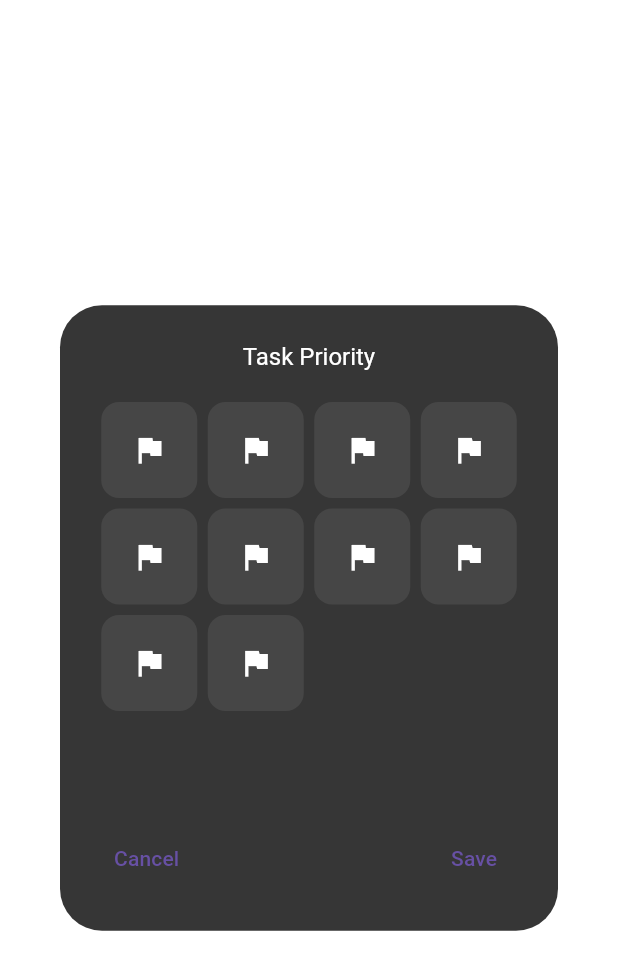
After one commit to helltrilla/todo, a Flutter app: the PriorityTaskCard screen opened directly, on a phone screen of 412 x 824 dp. The commit adds this screen. Shown: the top 970 px of the screen. Run offline on Flutter 3.47's test engine with Material 3 defaults, Android fonts, the phone set to English and light mode, and no system bars; our stand-ins replace calendar_date_picker2, go_router, google_fonts.

Commit message:
пупу

```diff
--- a/lib/core/app_router/app_router.dart
+++ b/lib/core/app_router/app_router.dart
@@ -1,35 +1,3 @@
-// import 'package:go_router/go_router.dart';
-// import 'package:todo/layers/view/screens/home_screen.dart';
-
-// class AppRouter {
-//   static GoRouter get router => GoRouter(
-//     initialLocation: '/home',
-//     routes: [
-//       // можно и без этого было просто GoRoute и все
-//       StatefulShellRoute.indexedStack(
-//         builder: (context, state, navigationShell) {
-//           return navigationShell;
-//         },
-//         branches: [
-//           StatefulShellBranch(
-//             routes: [
-//               GoRoute(
-//                 path: '/home',
-//                 // тут AppRouterNames.home
-//                 name: 'home',
-
-//                 // всегда используй const если возможно
-//                 builder: (context, state) => const HomeScreen(),
-//                 routes: [],
-//               ),
-//             ],
-//           ),
-//         ],
-//       ),
-//     ],
-//   );
-// }
-
 import 'package:go_router/go_router.dart';
 import 'package:todo/core/app_router/app_router_names.dart';
 import 'package:todo/layers/view/screens/home_screen.dart';
@@ -40,6 +8,7 @@ class AppRouter {
     routes: [
       GoRoute(
         path: '/home',
+        name: AppRouterNames.home,
         builder: (context, state) => const HomeScreen(),
       ),
     ],
--- a/lib/core/app_theme/app_colors.dart
+++ b/lib/core/app_theme/app_colors.dart
@@ -5,6 +5,11 @@ import 'package:google_fonts/google_fonts.dart';
 class AppColors {
   // Фоны
   static const Color bg = Color.fromARGB(255, 54, 54, 54); // фон бекграунда для всякой хуйни
-  static const Color main = CupertinoColors.darkBackgroundGray; // основной фон
-
+  static const Color bgmain = CupertinoColors.darkBackgroundGray; // основной фон
+  static const Color white = Colors.white;
+  static const Color maintext = Colors.white;
+  static const Color labeltext = Colors.grey;
+  static const Color active = Colors.deepPurpleAccent;
+  static const Color unactive = Color.fromARGB(255, 70, 70, 70);
+  static const Color transparent = Colors.transparent;
 }
--- a/lib/core/app_theme/app_theme.dart
+++ b/lib/core/app_theme/app_theme.dart
@@ -3,19 +3,10 @@ import 'package:flutter/cupertino.dart';
 import 'package:todo/core/app_theme/app_colors.dart';
 class AppTheme {
   static ThemeData get dark => ThemeData(
-    scaffoldBackgroundColor: AppColors.main,
+    scaffoldBackgroundColor: AppColors.bgmain,
     primaryColor: AppColors.bg,
     dialogTheme: const DialogThemeData(
       backgroundColor: AppColors.bg
     ),
   );
 }
-
-class MyWidget extends StatelessWidget {
-  const MyWidget({super.key});
-
-  @override
-  Widget build(BuildContext context) {
-    return const Placeholder();
-  }
-}
--- a/lib/layers/view/shared/ui/priority_card.dart
+++ b/lib/layers/view/shared/ui/priority_card.dart
@@ -1,4 +1,6 @@
 import 'package:flutter/material.dart';
+import 'package:todo/core/app_theme/app_colors.dart';
+
 
 class PriorityCard extends StatefulWidget {
   const PriorityCard({super.key});
@@ -23,13 +25,13 @@ class _TaskCardState extends State<PriorityCard> {
           height: 64,
           decoration: BoxDecoration(
             color: isActive
-                ? Colors.deepPurpleAccent
-                : Color.fromARGB(255, 70, 70, 70),
+                ? AppColors.active
+                : AppColors.unactive,
             borderRadius: BorderRadiusDirectional.circular(12),
           ),
           child: Column(
             mainAxisAlignment: MainAxisAlignment.center,
-            children: [Icon(Icons.flag, color: Colors.white)],
+            children: [Icon(Icons.flag, color: AppColors.white)],
           ),
         ),
       ),
--- /dev/null
+++ b/lib/layers/view/shared/ui/priority_task_card.dart
@@ -0,0 +1,59 @@
+import 'package:flutter/material.dart';
+import 'package:go_router/go_router.dart';
+import 'package:todo/core/app_theme/app_colors.dart';
+import 'package:todo/layers/view/shared/ui/priority_card.dart';
+
+class PriorityTaskCard extends StatefulWidget {
+  const PriorityTaskCard({super.key});
+
+  @override
+  State<PriorityTaskCard> createState() => _PriorityTaskCardState();
+}
+
+class _PriorityTaskCardState extends State<PriorityTaskCard> {
+  @override
+  Widget build(BuildContext context) {
+    return Scaffold(
+      backgroundColor: Colors.transparent,
+      body: AlertDialog(
+        content: SizedBox(
+          height: 260,
+          width: 327,
+          child:
+              // тут через gridview нужно, желательно .builder так пизже для оптимизации
+              GridView.count(
+                crossAxisCount: 4,
+                children: [
+                  const PriorityCard(),
+                  const PriorityCard(),
+                  const PriorityCard(),
+                  const PriorityCard(),
+                  const PriorityCard(),
+                  const PriorityCard(),
+                  const PriorityCard(),
+                  const PriorityCard(),
+                  const PriorityCard(),
+                  const PriorityCard(),
+                ],
+              ),
+        ),
+        title: Container(
+          alignment: Alignment.center,
+          child: Text(
+            'Task Priority',
+            style: TextStyle(color: AppColors.maintext, fontSize: 16),
+          ),
+        ),
+        actions: <Widget>[
+          Row(
+            children: [
+              TextButton(onPressed: () => context.pop(), child: Text('Cancel')),
+              Spacer(),
+              TextButton(onPressed: () => context.pop(), child: Text('Save')),
+            ],
+          ),
+        ],
+      ),
+    );
+  }
+}
```
Also changed, not shown: lib/layers/view/screens/home_screen.dart (+57 -103 lines).
